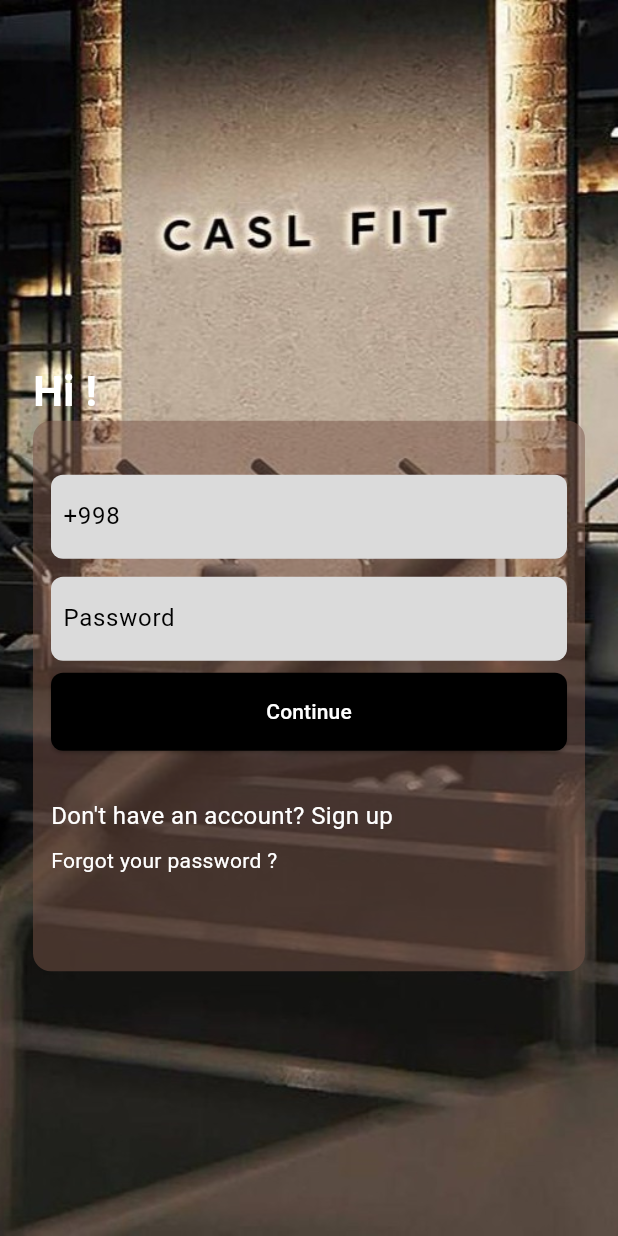
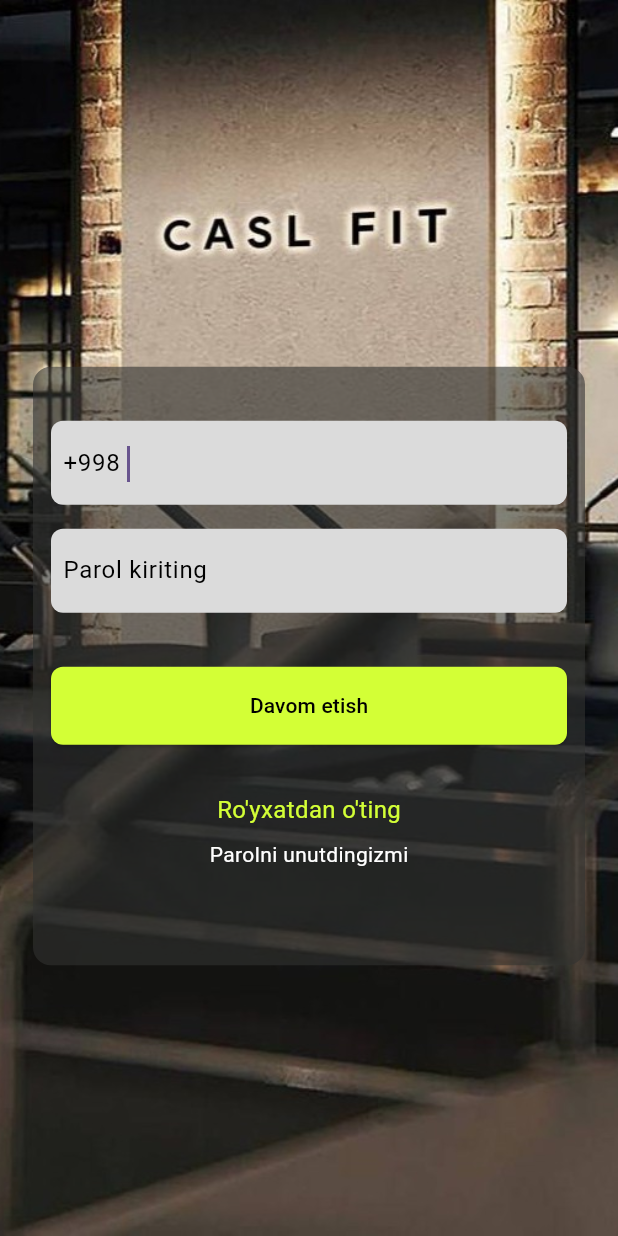
Before and after one commit to Mamurov97/casl_fit, a Flutter app: the screen it shows after launch, on a phone screen of 412 x 824 dp. Run offline on Flutter 3.47's test engine with Material 3 defaults, Android fonts, the phone set to English and light mode, and no system bars; our stand-ins replace mask_text_input_formatter, qr_flutter.

Commit message:
qr screen completed

```diff
--- a/lib/login_screen.dart
+++ b/lib/login_screen.dart
@@ -1,5 +1,7 @@
+import 'package:casl_fit/qr_screen.dart';
 import 'package:casl_fit/widgets/custom_textfield.dart';
 import 'package:flutter/material.dart';
+import 'package:mask_text_input_formatter/mask_text_input_formatter.dart';
 
 import 'auth_screen.dart';
 
@@ -8,6 +10,12 @@ class LoginScreen extends StatelessWidget {
 
   @override
   Widget build(BuildContext context) {
+    var maskFormatter = MaskTextInputFormatter(
+      mask: '(##) ###-##-##',
+      filter: {"#": RegExp(r'[0-9]')},
+      type: MaskAutoCompletionType.lazy,
+    );
+
     return Scaffold(
       body: Stack(
         fit: StackFit.expand,
@@ -20,46 +28,41 @@ class LoginScreen extends StatelessWidget {
                 mainAxisAlignment: MainAxisAlignment.center,
                 children: [
                   SizedBox(height: 64.0),
-                  Row(
-                    children: [
-                      const Text(
-                        "Hi !",
-                        style: TextStyle(
-                          fontSize: 28,
-                          color: Colors.white,
-                          fontWeight: FontWeight.bold,
-                        ),
-                      ),
-                    ],
-                  ),
                   Container(
                     decoration: BoxDecoration(
                       borderRadius: BorderRadius.circular(12.0),
-                      color: Colors.brown.withOpacity(0.5),
+                      color: Color(0xFF313230).withOpacity(0.6),
                     ),
                     padding: EdgeInsets.symmetric(horizontal: 12.0, vertical: 32.0).copyWith(bottom: 64.0),
                     child: Column(
                       children: [
-                        CustomTextField(hintText: "+998"),
-                        const SizedBox(height: 4),
-                        CustomTextField(hintText: "Password"),
-                        const SizedBox(height: 4),
+                        CustomTextField(hintText:"",format: maskFormatter),
+                        const SizedBox(height: 8),
+                        CustomTextField(hintText: "Parol kiriting",isPassword: true,),
+                        const SizedBox(height: 32),
                         SizedBox(
                           width: double.infinity,
                           height: 52.0,
                           child: ElevatedButton(
-                            onPressed: () {},
+                            onPressed: () {
+                              Navigator.push(
+                                context,
+                                MaterialPageRoute(builder: (context) => const QrScreen()),
+                              );
+
+                            },
                             style: ElevatedButton.styleFrom(
-                              backgroundColor: Colors.black,
+                              backgroundColor: Color(0xFFD3FF36),
                               shape: RoundedRectangleBorder(
                                 borderRadius: BorderRadius.circular(8),
                               ),
                             ),
-                            child: const Text("Continue", style: TextStyle(color: Colors.white)),
+                            child: const Text("Davom etish", style: TextStyle(color: Colors.black)),
                           ),
                         ),
                         const SizedBox(height: 32),
                         Row(
+                          mainAxisAlignment: MainAxisAlignment.center,
                           children: [
                             GestureDetector(
                               onTap: () {
@@ -69,17 +72,19 @@ class LoginScreen extends StatelessWidget {
                                 );
                               },
                               child: const Text(
-                                "Don't have an account? Sign up",
-                                style: TextStyle(color: Colors.white,fontSize: 16),
+                                "Ro'yxatdan o'ting",
+                                style: TextStyle(color: Color(0xFFD3FF36),fontSize: 16),
                               ),
                             ),
                           ],
                         ),
-                        SizedBox(height: 8,),
+                        SizedBox(height: 8),
                         Row(
+                          mainAxisAlignment: MainAxisAlignment.center,
+
                           children: [
                             const Text(
-                              "Forgot your password ?",
+                              "Parolni unutdingizmi",
                               style: TextStyle(color: Colors.white,fontSize: 14),
                             ),
                           ],
--- a/lib/widgets/custom_textfield.dart
+++ b/lib/widgets/custom_textfield.dart
@@ -1,31 +1,69 @@
 
 import 'package:flutter/material.dart';
+import 'package:mask_text_input_formatter/mask_text_input_formatter.dart';
 
-class CustomTextField extends StatelessWidget {
+class CustomTextField extends StatefulWidget {
   final String hintText;
   final bool isPassword;
-
+  final MaskTextInputFormatter? format;
   const CustomTextField({
     required this.hintText,
     this.isPassword = false,
+    this.format,
     super.key,
   });
 
   @override
+  State<CustomTextField> createState() => _CustomTextFieldState();
+}
+
+class _CustomTextFieldState extends State<CustomTextField> {
+  bool showPassword = false;
+
+  @override
+  void initState() {
+    super.initState();
+    showPassword = widget.isPassword;
+  }
+
+  @override
   Widget build(BuildContext context) {
-    return
-      Container(
+    return Container(
       padding: const EdgeInsets.symmetric(vertical: 4, horizontal: 8),
       margin: const EdgeInsets.symmetric(vertical: 4),
       decoration: BoxDecoration(
         color: Color(0xFFDBDBDB),
         borderRadius: BorderRadius.circular(8),
       ),
-        child:  TextField(
-          obscureText: isPassword,
-          decoration: InputDecoration(hintText: hintText, border: InputBorder.none, hintStyle: TextStyle(color: Colors.black)),
+      child: TextFormField(
+        obscureText: showPassword,
+        autofillHints: showPassword == true ? const [AutofillHints.password] : [],
+        autofocus: widget.format != null ? true : false,
+        inputFormatters: widget.format != null ? [widget.format!] : [],
+        decoration: InputDecoration(
+          hintText: widget.hintText,
+          border: InputBorder.none,
+          hintStyle: TextStyle(color: Colors.black),
+          prefix: widget.format != null
+              ? Row(
+                  mainAxisSize: MainAxisSize.min,
+                  children: [
+                    Text("+998 ", style: TextStyle(color: Colors.black)),
+                  ],
+                )
+              : null,
+
+          /*  suffixIcon: GestureDetector(
+              onTap: () {
+                showPassword = !showPassword;
+                setState(() {});
+              },
+              child: Padding(
+                padding: const EdgeInsets.all(8.0),
+                child: SvgPicture.asset(showPassword ? AppIcons.eye : AppIcons.eyeClosed),
+              )),*/
+        ),
       ),
     );
-
   }
 }
--- a/pubspec.yaml
+++ b/pubspec.yaml
@@ -35,6 +35,8 @@ dependencies:
   # Use with the CupertinoIcons class for iOS style icons.
   cupertino_icons: ^1.0.8
   font_awesome_flutter: ^10.8.0
+  mask_text_input_formatter: ^2.9.0
+  qr_flutter: ^4.1.0
 dev_dependencies:
   flutter_test:
     sdk: flutter
```
Also changed, not shown: lib/auth_screen.dart (+7 -19 lines), lib/qr_screen.dart (added, +57 -0 lines), lib/widgets/social_button.dart (deleted, +0 -45 lines), pubspec.lock. Lines whose indentation alone changed are shown as unchanged.
